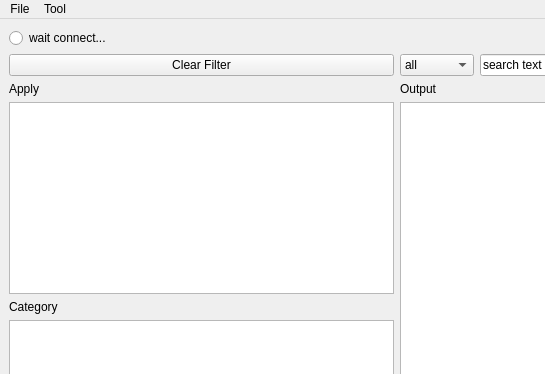
TERABYTE0130/logViewer, file window_layout/log_window.ui: the form before one commit; both pictures show x 0 to 545 and y 0 to 374 of the 960 by 750 pixel window.
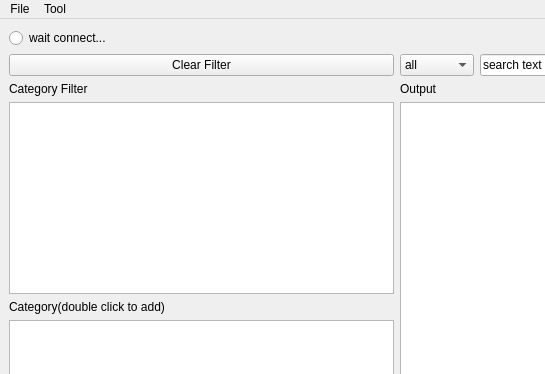
The form after the commit.

The edit to the form file:
```diff
--- a/window_layout/log_window.ui
+++ b/window_layout/log_window.ui
@@ -62,7 +62,7 @@
     <item row="7" column="0">
      <widget class="QLabel" name="label">
       <property name="text">
-       <string>Category</string>
+       <string>Category(double click to add)</string>
       </property>
      </widget>
     </item>
@@ -120,7 +120,7 @@
     <item row="4" column="0">
      <widget class="QLabel" name="label_2">
       <property name="text">
-       <string>Apply</string>
+       <string>Category Filter</string>
       </property>
      </widget>
     </item>
```
